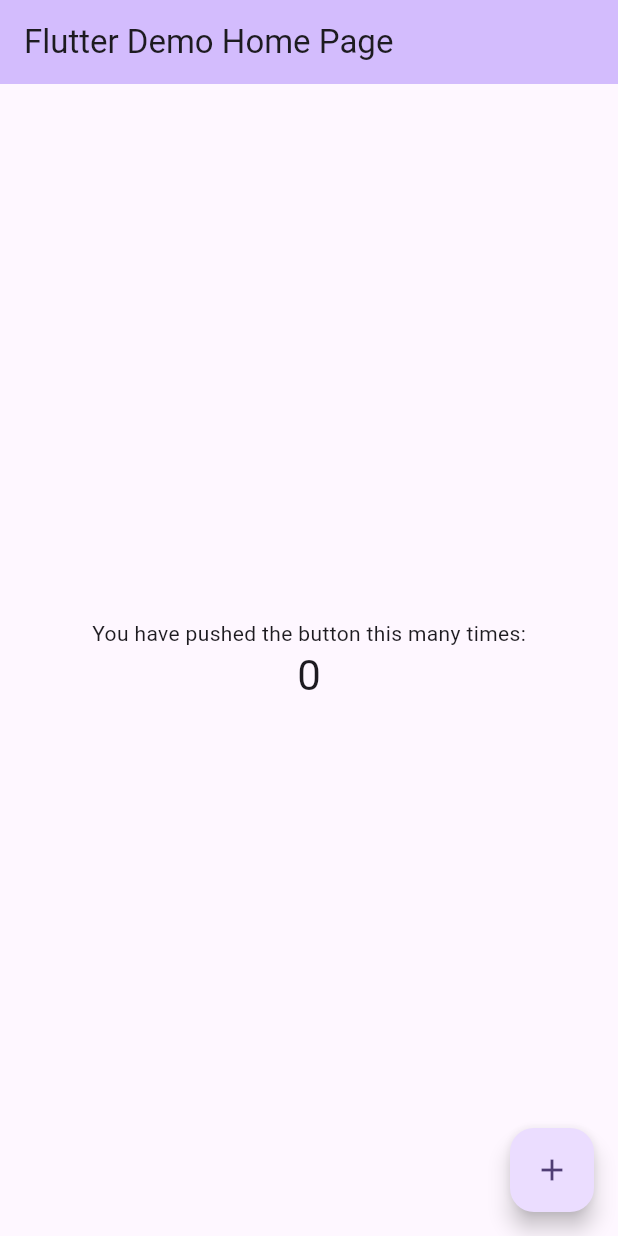
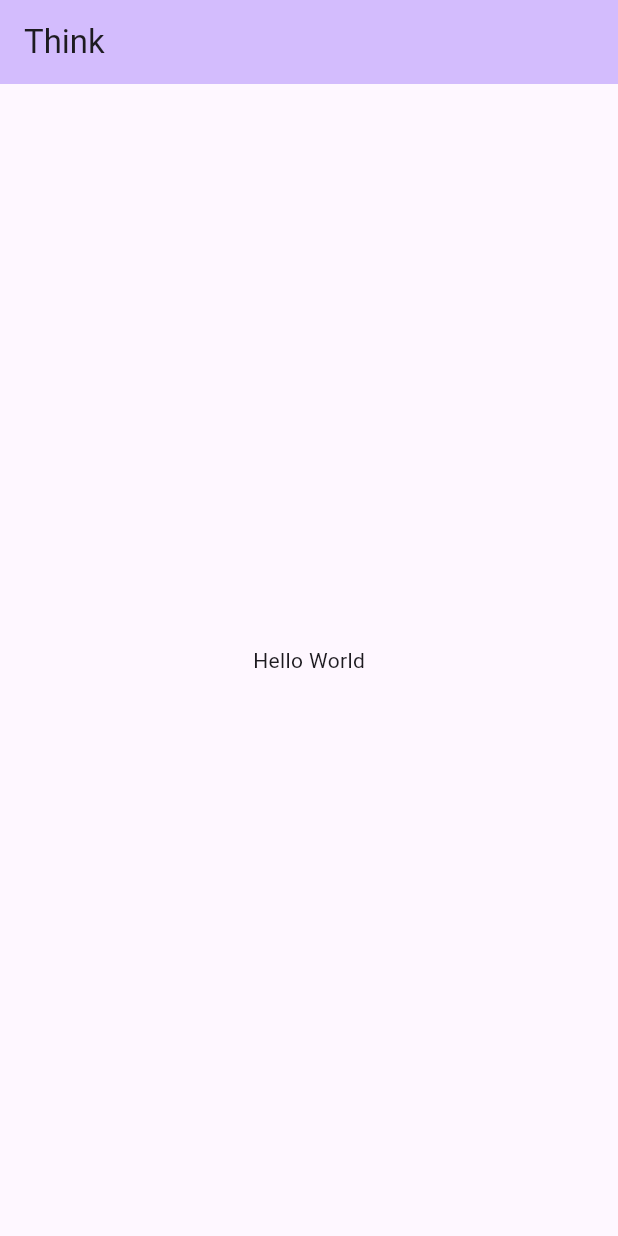
Before and after one commit to 0xharkirat/think_lite, a Flutter app: the screen it shows after launch, on a phone screen of 412 x 824 dp. Run offline on Flutter 3.47's test engine with Material 2 defaults, Android fonts, the phone set to English and light mode, and no system bars.

Commit message:
package-installation

```diff
--- a/lib/main.dart
+++ b/lib/main.dart
@@ -1,4 +1,5 @@
 import 'package:flutter/material.dart';
+import 'package:think_lite/screens/home_page.dart';
 
 void main() {
   runApp(const MyApp());
@@ -7,119 +8,16 @@ void main() {
 class MyApp extends StatelessWidget {
   const MyApp({super.key});
 
-  // This widget is the root of your application.
+
   @override
   Widget build(BuildContext context) {
     return MaterialApp(
-      title: 'Flutter Demo',
+      debugShowCheckedModeBanner: false,
       theme: ThemeData(
-        // This is the theme of your application.
-        //
-        // TRY THIS: Try running your application with "flutter run". You'll see
-        // the application has a blue toolbar. Then, without quitting the app,
-        // try changing the seedColor in the colorScheme below to Colors.green
-        // and then invoke "hot reload" (save your changes or press the "hot
-        // reload" button in a Flutter-supported IDE, or press "r" if you used
-        // the command line to start the app).
-        //
-        // Notice that the counter didn't reset back to zero; the application
-        // state is not lost during the reload. To reset the state, use hot
-        // restart instead.
-        //
-        // This works for code too, not just values: Most code changes can be
-        // tested with just a hot reload.
         colorScheme: ColorScheme.fromSeed(seedColor: Colors.deepPurple),
         useMaterial3: true,
       ),
-      home: const MyHomePage(title: 'Flutter Demo Home Page'),
+      home: const HomePage(),
     );
   }
 }
-
-class MyHomePage extends StatefulWidget {
-  const MyHomePage({super.key, required this.title});
-
-  // This widget is the home page of your application. It is stateful, meaning
-  // that it has a State object (defined below) that contains fields that affect
-  // how it looks.
-
-  // This class is the configuration for the state. It holds the values (in this
-  // case the title) provided by the parent (in this case the App widget) and
-  // used by the build method of the State. Fields in a Widget subclass are
-  // always marked "final".
-
-  final String title;
-
-  @override
-  State<MyHomePage> createState() => _MyHomePageState();
-}
-
-class _MyHomePageState extends State<MyHomePage> {
-  int _counter = 0;
-
-  void _incrementCounter() {
-    setState(() {
-      // This call to setState tells the Flutter framework that something has
-      // changed in this State, which causes it to rerun the build method below
-      // so that the display can reflect the updated values. If we changed
-      // _counter without calling setState(), then the build method would not be
-      // called again, and so nothing would appear to happen.
-      _counter++;
-    });
-  }
-
-  @override
-  Widget build(BuildContext context) {
-    // This method is rerun every time setState is called, for instance as done
-    // by the _incrementCounter method above.
-    //
-    // The Flutter framework has been optimized to make rerunning build methods
-    // fast, so that you can just rebuild anything that needs updating rather
-    // than having to individually change instances of widgets.
-    return Scaffold(
-      appBar: AppBar(
-        // TRY THIS: Try changing the color here to a specific color (to
-        // Colors.amber, perhaps?) and trigger a hot reload to see the AppBar
-        // change color while the other colors stay the same.
-        backgroundColor: Theme.of(context).colorScheme.inversePrimary,
-        // Here we take the value from the MyHomePage object that was created by
-        // the App.build method, and use it to set our appbar title.
-        title: Text(widget.title),
-      ),
-      body: Center(
-        // Center is a layout widget. It takes a single child and positions it
-        // in the middle of the parent.
-        child: Column(
-          // Column is also a layout widget. It takes a list of children and
-          // arranges them vertically. By default, it sizes itself to fit its
-          // children horizontally, and tries to be as tall as its parent.
-          //
-          // Column has various properties to control how it sizes itself and
-          // how it positions its children. Here we use mainAxisAlignment to
-          // center the children vertically; the main axis here is the vertical
-          // axis because Columns are vertical (the cross axis would be
-          // horizontal).
-          //
-          // TRY THIS: Invoke "debug painting" (choose the "Toggle Debug Paint"
-          // action in the IDE, or press "p" in the console), to see the
-          // wireframe for each widget.
-          mainAxisAlignment: MainAxisAlignment.center,
-          children: <Widget>[
-            const Text(
-              'You have pushed the button this many times:',
-            ),
-            Text(
-              '$_counter',
-              style: Theme.of(context).textTheme.headlineMedium,
-            ),
-          ],
-        ),
-      ),
-      floatingActionButton: FloatingActionButton(
-        onPressed: _incrementCounter,
-        tooltip: 'Increment',
-        child: const Icon(Icons.add),
-      ), // This trailing comma makes auto-formatting nicer for build methods.
-    );
-  }
-}
--- /dev/null
+++ b/lib/screens/home_page.dart
@@ -0,0 +1,18 @@
+import 'package:flutter/material.dart';
+
+class HomePage extends StatelessWidget {
+  const HomePage({super.key});
+
+  @override
+  Widget build(BuildContext context) {
+    return Scaffold(
+      appBar: AppBar(
+        title: const Text('Think'),
+        backgroundColor: Theme.of(context).colorScheme.inversePrimary,
+      ),
+      body: const Center(
+        child: Text('Hello World'),
+      ),
+    );
+  }
+}
```
Also changed, not shown: pubspec.yaml (+4 -26 lines), 10 other files.
